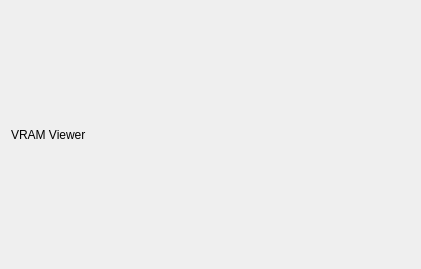
Before: the Qt Designer form src/qt/qt_gpudebug_vram.ui in 86Box/86Box, drawn with Qt 5.
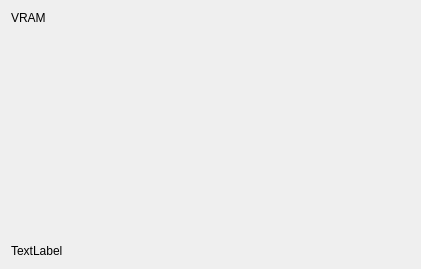
After: the same form once the commit is applied.

The edit to the form file:
```diff
--- a/src/qt/qt_gpudebug_vram.ui
+++ b/src/qt/qt_gpudebug_vram.ui
@@ -32,10 +32,23 @@
    <string>VRAM Viewer</string>
   </property>
   <layout class="QGridLayout" name="gridLayout">
-   <item row="1" column="1">
-      <widget class="QLabel" name="GPUDebugVRAMDialog_LabelHeader">
+   <item row="0" column="0">
+    <widget class="QLabel" name="label">
       <property name="text">
-         <string>VRAM Viewer</string>
+      <string>VRAM</string>
+     </property>
+     <property name="alignment">
+      <set>Qt::AlignmentFlag::AlignLeading|Qt::AlignmentFlag::AlignLeft|Qt::AlignmentFlag::AlignTop</set>
+     </property>
+    </widget>
+   </item>
+   <item row="1" column="0">
+    <widget class="QLabel" name="label_2">
+     <property name="text">
+      <string>TextLabel</string>
+     </property>
+     <property name="alignment">
+      <set>Qt::AlignmentFlag::AlignBottom|Qt::AlignmentFlag::AlignLeading|Qt::AlignmentFlag::AlignLeft</set>
       </property>
       </widget>
    </item>
```
Left out of the diff: 2 changed lines with no effect on the pictures. Lines whose indentation alone changed are shown as unchanged.
